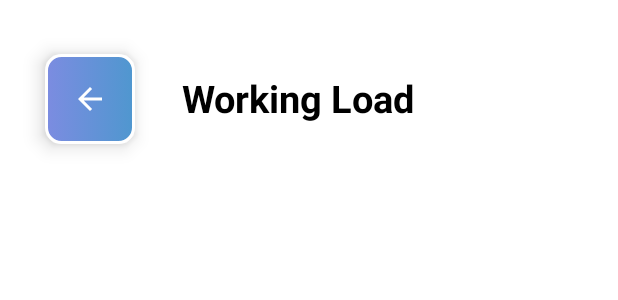
After one commit to Ken329/AndroidStudio_ClinicApp, an Android app: the layout activity_main_admin_load.xml on its own in the app's theme, with its tools: preview values and no code run, on a phone screen of 412 x 824 dp. The commit adds this screen. Shown: the top 300 px of the screen. Run offline under Robolectric (Android 15) with nearby library versions, the phone set to English and light mode, and no system bars.

Commit message:
Done Admin Load and Admin Page

```diff
--- a/app/src/main/AndroidManifest.xml
+++ b/app/src/main/AndroidManifest.xml
@@ -9,7 +9,8 @@
         android:roundIcon="@mipmap/ic_launcher_round"
         android:supportsRtl="true"
         android:theme="@style/Theme.ClinicApplication">
-        <activity android:name=".MainUser"></activity>
+        <activity android:name=".MainAdminLoad"></activity>
+        <activity android:name=".MainUser" />
         <activity android:name=".MainAdminEmployee" />
         <activity android:name=".MainAdminDetail" />
         <activity android:name=".MainAdmin" />
--- a/app/src/main/java/com/example/clinicapplication/MainAdmin.java
+++ b/app/src/main/java/com/example/clinicapplication/MainAdmin.java
@@ -38,7 +38,7 @@ public class MainAdmin extends AppCompatActivity {
         load.setOnClickListener(new View.OnClickListener() {
             @Override
             public void onClick(View v) {
-
+                goAct(v, "load");
             }
         });
         employee.setOnClickListener(new View.OnClickListener() {
@@ -57,6 +57,9 @@ public class MainAdmin extends AppCompatActivity {
             case "detail":
                 intent = new Intent(v.getContext(), MainAdminDetail.class);
                 break;
+            case "load":
+                intent = new Intent(v.getContext(), MainAdminLoad.class);
+                break;
             case "employee":
                 intent = new Intent(v.getContext(), MainAdminEmployee.class);
                 break;
--- /dev/null
+++ b/app/src/main/res/layout/activity_main_admin_load.xml
@@ -0,0 +1,46 @@
+<?xml version="1.0" encoding="utf-8"?>
+<androidx.constraintlayout.widget.ConstraintLayout xmlns:android="http://schemas.android.com/apk/res/android"
+    xmlns:app="http://schemas.android.com/apk/res-auto"
+    xmlns:tools="http://schemas.android.com/tools"
+    android:layout_width="match_parent"
+    android:layout_height="match_parent"
+    tools:context=".MainAdminLoad">
+
+    <ImageButton
+        android:id="@+id/ibAdminLoadBack"
+        android:layout_width="60dp"
+        android:layout_height="60dp"
+        android:layout_marginStart="30dp"
+        android:layout_marginLeft="36dp"
+        android:layout_marginTop="36dp"
+        android:background="@drawable/input"
+        android:elevation="8dp"
+        app:layout_constraintStart_toStartOf="parent"
+        app:layout_constraintTop_toTopOf="parent"
+        app:srcCompat="@drawable/abc_vector_test" />
+
+    <TextView
+        android:id="@+id/textView11"
+        android:layout_width="wrap_content"
+        android:layout_height="wrap_content"
+        android:layout_marginTop="48dp"
+        android:text="Working Load"
+        android:textColor="@color/black"
+        android:textSize="25dp"
+        android:textStyle="bold"
+        app:layout_constraintEnd_toEndOf="parent"
+        app:layout_constraintHorizontal_bias="0.189"
+        app:layout_constraintStart_toEndOf="@+id/ibAdminLoadBack"
+        app:layout_constraintTop_toTopOf="parent" />
+
+    <ListView
+        android:id="@+id/listViewAdminLoad"
+        android:layout_width="match_parent"
+        android:layout_height="match_parent"
+        android:layout_marginLeft="10dp"
+        android:layout_marginTop="108dp"
+        android:layout_marginRight="10dp"
+        app:layout_constraintEnd_toEndOf="parent"
+        app:layout_constraintStart_toStartOf="parent"
+        app:layout_constraintTop_toBottomOf="@+id/textView11" />
+</androidx.constraintlayout.widget.ConstraintLayout>
--- a/app/src/main/res/layout/activity_main_sign_up.xml
+++ b/app/src/main/res/layout/activity_main_sign_up.xml
@@ -81,7 +81,7 @@
         app:layout_constraintTop_toBottomOf="@+id/etSignUpAge" />
 
     <LinearLayout
-        android:id="@+id/linearLayout"
+        android:id="@+id/linearLayout1"
         android:layout_width="120dp"
         android:layout_height="50dp"
         android:layout_marginStart="44dp"
@@ -102,13 +102,14 @@
     </LinearLayout>
 
     <LinearLayout
+        android:id="@+id/linearLayouot2"
         android:layout_width="120dp"
         android:layout_height="50dp"
         android:layout_marginTop="40dp"
         android:background="@drawable/input"
         app:layout_constraintEnd_toEndOf="parent"
         app:layout_constraintHorizontal_bias="0.291"
-        app:layout_constraintStart_toEndOf="@+id/linearLayout"
+        app:layout_constraintStart_toEndOf="@+id/linearLayout1"
         app:layout_constraintTop_toBottomOf="@+id/etSignUpPhone">
 
         <TextView
--- a/app/src/main/res/layout/user_listview.xml
+++ b/app/src/main/res/layout/user_listview.xml
@@ -9,6 +9,7 @@
         android:layout_width="match_parent"
         android:layout_height="100dp"
         android:layout_margin="20dp"
+        android:layout_marginBottom="20dp"
         android:background="@drawable/input"
         android:elevation="8dp"
         android:orientation="vertical"
```
Also changed, not shown: app/src/main/java/com/example/clinicapplication/MainAdminLoad.java (added, +188 -0 lines), app/src/main/java/com/example/clinicapplication/MainUser.java (+45 -41 lines), app/src/main/java/com/example/clinicapplication/appointmentDetail.java (+20 -2 lines), app/src/main/res/layout/employee_approval.xml (added, +46 -0 lines).
